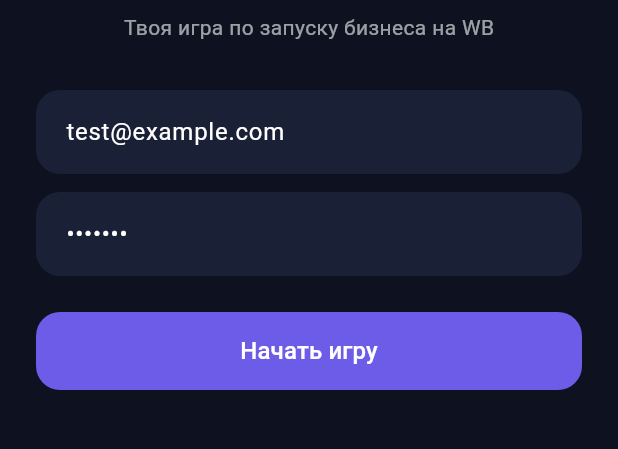
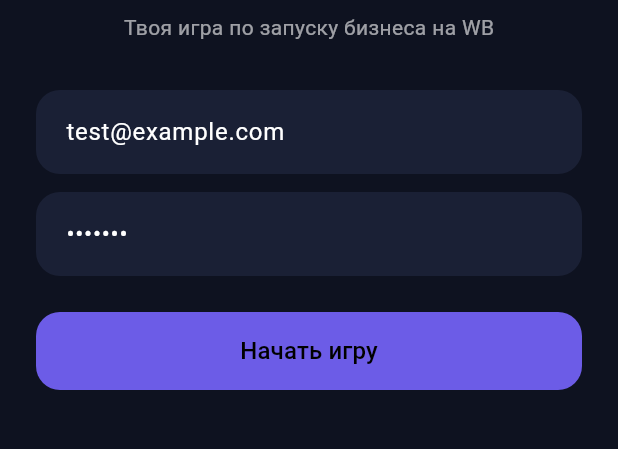
Before and after one commit to SergIS777/marketplace-intel, a Flutter app: the screen it shows after launch, on a phone screen of 412 x 824 dp, the part 513-962 px from its top. Run offline on Flutter 3.47's test engine with Material 3 defaults, Android fonts, the phone set to English and light mode, and no system bars; missing offline and left inert: dart:html.

Commit message:
refactor: main.dart switched to AppTheme.dark - single source of truth for styles

```diff
--- a/app/mobile/lib/main.dart
+++ b/app/mobile/lib/main.dart
@@ -1,5 +1,6 @@
 import 'package:flutter/material.dart';
 import 'screens/login_screen.dart';
+import 'theme/app_theme.dart';
 
 void main() {
   runApp(const MarketplaceIntelApp());
@@ -12,15 +13,9 @@
     return MaterialApp(
       title: 'Marketplace Intel',
       debugShowCheckedModeBanner: false,
-      theme: ThemeData(
-        colorScheme: ColorScheme.fromSeed(seedColor: const Color(0xFF6C5CE7)),
-        useMaterial3: true,
-        navigationBarTheme: NavigationBarThemeData(
-          labelTextStyle: MaterialStatePropertyAll(
-            TextStyle(color: Colors.white.withOpacity(0.72), fontSize: 12),
-          ),
-        ),
-      ),
+      theme: AppTheme.dark,
+      darkTheme: AppTheme.dark,
+      themeMode: ThemeMode.dark,
       home: const LoginScreen(),
     );
   }
```
